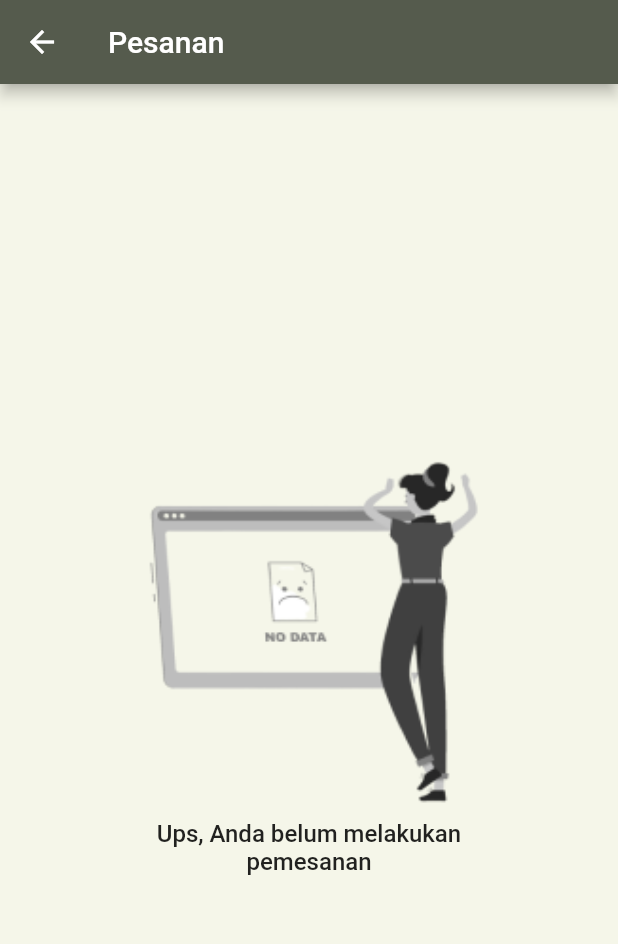
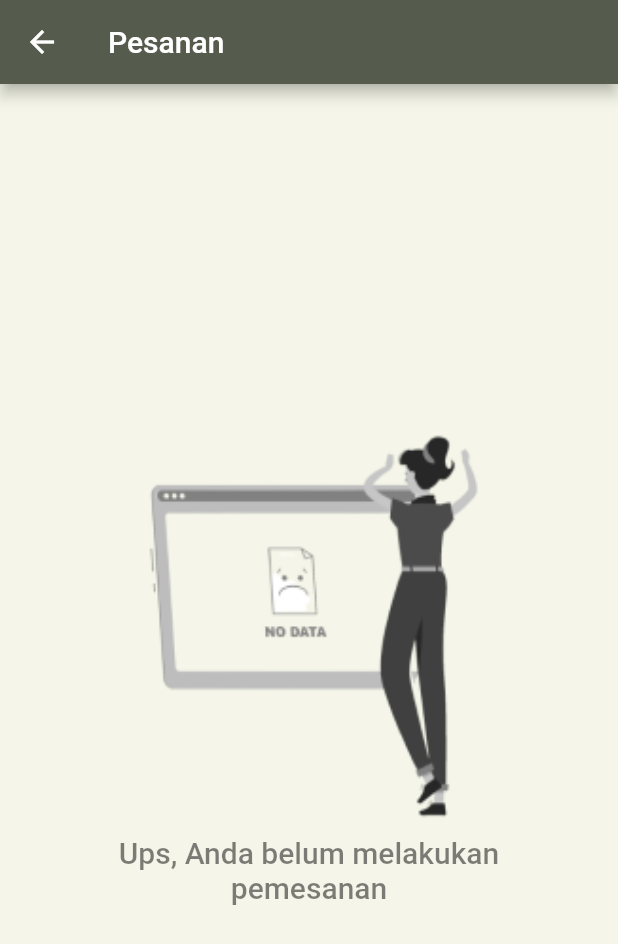
Before and after one commit to finnchristoffer/JemputAh-App, a Flutter app: the Pesanan screen opened directly, on a phone screen of 412 x 824 dp. Shown: the top 944 px of the screen. Run offline on Flutter 3.47's test engine with Material 2 defaults, Android fonts, the phone set to English and light mode, and no system bars; our stand-ins replace carousel_slider, cloud_firestore, firebase_auth, firebase_core; missing offline and left inert: dart:ffi; accounts and stored records are empty; Roboto replaces fonts that are missing (Poppins).

Commit message:
update textsize and color

```diff
--- a/lib/screens/pesanan_screen.dart
+++ b/lib/screens/pesanan_screen.dart
@@ -51,12 +51,14 @@ class PesananPage extends State<Pesanan> {
                 Image.asset(
                   pesanan_kosong,
                   width: 250,
-                  height: 250,
+                  height: 280,
                   fit: BoxFit.fill,
                 ),
-                const Text(
+                Text(
                   'Ups, Anda belum melakukan \npemesanan',
                   textAlign: TextAlign.center,
+                  style:
+                      TextStyle(fontSize: 20, color: AppColors.hintTextColor),
                 ),
               ],
             ),
```
